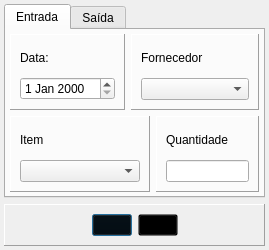
Above: Ui/MovEstoque.ui from Thiago-sys/ControlModel before the change. Below: the same form after it.
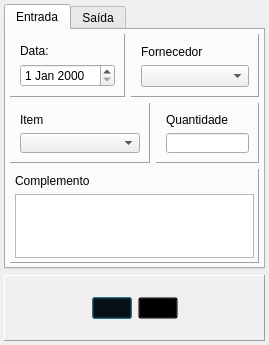
That is the form after the change. Icons and pictures are not drawn.

Commit message: feat: Construindo mais uma parte das movimentações de estoque

Patch:
```diff
--- a/Ui/MovEstoque.ui
+++ b/Ui/MovEstoque.ui
@@ -7,19 +7,19 @@
     <x>0</x>
     <y>0</y>
     <width>269</width>
-    <height>250</height>
+    <height>345</height>
    </rect>
   </property>
   <property name="minimumSize">
    <size>
-    <width>269</width>
-    <height>250</height>
+    <width>0</width>
+    <height>0</height>
    </size>
   </property>
   <property name="maximumSize">
    <size>
-    <width>269</width>
-    <height>250</height>
+    <width>500</width>
+    <height>500</height>
    </size>
   </property>
   <property name="windowTitle">
@@ -40,6 +40,18 @@
    </property>
    <item>
     <widget class="QTabWidget" name="tabWidget">
+     <property name="minimumSize">
+      <size>
+       <width>261</width>
+       <height>265</height>
+      </size>
+     </property>
+     <property name="maximumSize">
+      <size>
+       <width>261</width>
+       <height>265</height>
+      </size>
+     </property>
      <property name="currentIndex">
       <number>0</number>
      </property>
@@ -162,6 +174,43 @@
          </layout>
         </widget>
        </item>
+       <item row="2" column="0" colspan="3">
+        <widget class="QFrame" name="fraCompEntrada">
+         <property name="frameShape">
+          <enum>QFrame::Panel</enum>
+         </property>
+         <property name="frameShadow">
+          <enum>QFrame::Raised</enum>
+         </property>
+         <property name="lineWidth">
+          <number>1</number>
+         </property>
+         <layout class="QVBoxLayout" name="verticalLayout_10">
+          <property name="leftMargin">
+           <number>4</number>
+          </property>
+          <property name="topMargin">
+           <number>4</number>
+          </property>
+          <property name="rightMargin">
+           <number>4</number>
+          </property>
+          <property name="bottomMargin">
+           <number>4</number>
+          </property>
+          <item>
+           <widget class="QLabel" name="lblCompEntrada">
+            <property name="text">
+             <string>Complemento</string>
+            </property>
+           </widget>
+          </item>
+          <item>
+           <widget class="QTextEdit" name="edtCompEntrada"/>
+          </item>
+         </layout>
+        </widget>
+       </item>
       </layout>
      </widget>
      <widget class="QWidget" name="tabSaida">
@@ -296,6 +345,18 @@
       <enum>QFrame::Raised</enum>
      </property>
      <layout class="QHBoxLayout" name="horizontalLayout">
+      <property name="leftMargin">
+       <number>4</number>
+      </property>
+      <property name="topMargin">
+       <number>4</number>
+      </property>
+      <property name="rightMargin">
+       <number>4</number>
+      </property>
+      <property name="bottomMargin">
+       <number>4</number>
+      </property>
       <item>
        <spacer name="horizontalSpacer">
         <property name="orientation">
```
Left out of the diff: 34 changed lines with no effect on the pictures. The commit also changes 5 other files.
